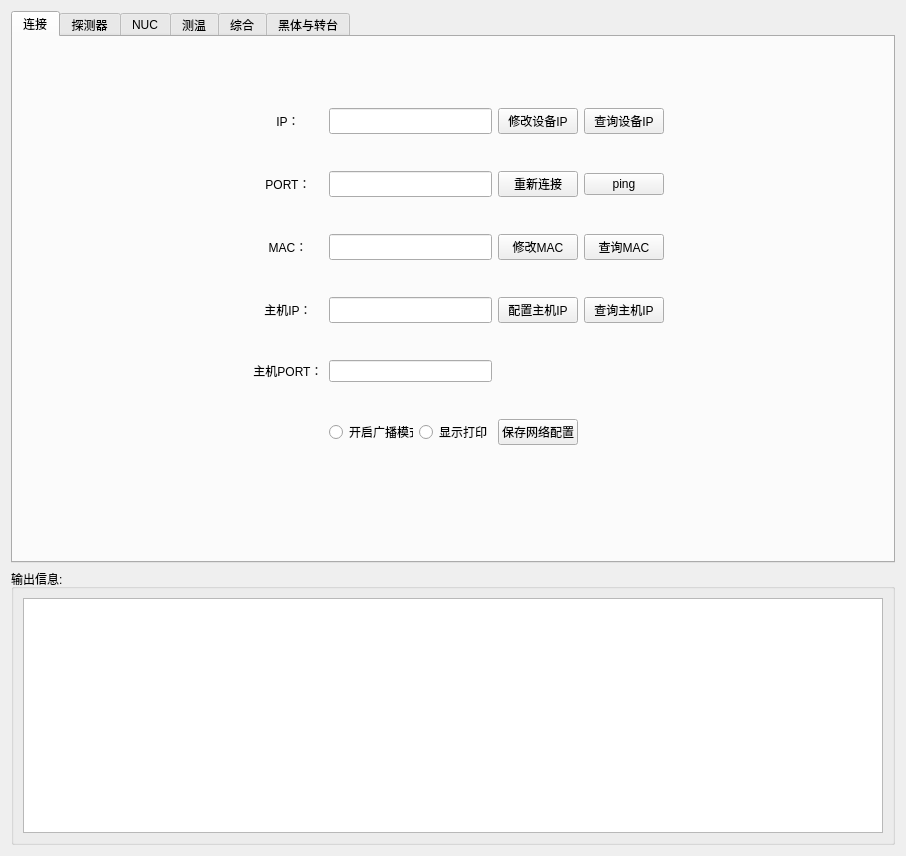
Old version of the form IRdemo/cmdwidget.ui in the repository woshinieao/IR_Demo.
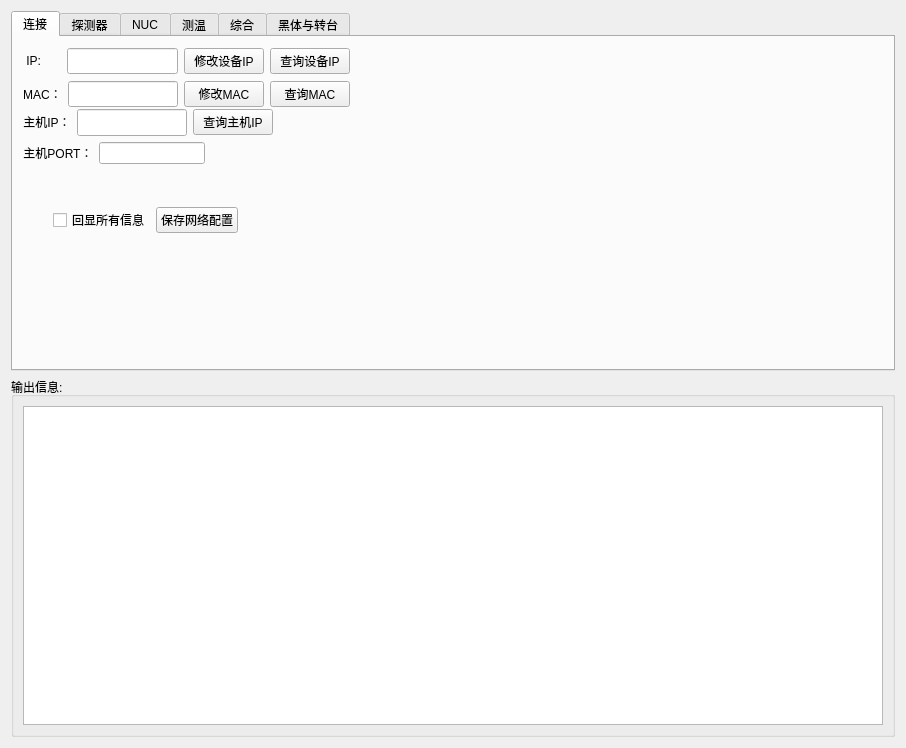
New version of the form. The open tabs and pages were chosen to show the change.

Commit message: 播放、抓图、命令控制、回显已完成

The edit to the form file:
```diff
--- a/IRdemo/cmdwidget.ui
+++ b/IRdemo/cmdwidget.ui
@@ -7,13 +7,13 @@
     <x>0</x>
     <y>0</y>
     <width>906</width>
-    <height>856</height>
+    <height>748</height>
    </rect>
   </property>
   <property name="windowTitle">
    <string>Form</string>
   </property>
-  <layout class="QVBoxLayout" name="verticalLayout" stretch="2,1">
+  <layout class="QVBoxLayout" name="verticalLayout_2">
    <item>
     <widget class="QTabWidget" name="tabWidget">
      <property name="minimumSize">
@@ -38,45 +38,70 @@
       <widget class="QWidget" name="layoutWidget">
        <property name="geometry">
         <rect>
-         <x>240</x>
-         <y>40</y>
-         <width>411</width>
-         <height>401</height>
+         <x>0</x>
+         <y>0</y>
+         <width>99</width>
+         <height>25</height>
         </rect>
        </property>
-       <layout class="QGridLayout" name="gridLayout" columnstretch="1,2,1,1">
-        <item row="0" column="1">
-         <widget class="QLineEdit" name="lineEdit">
-          <property name="minimumSize">
-           <size>
-            <width>0</width>
-            <height>0</height>
-           </size>
-          </property>
-          <property name="maximumSize">
-           <size>
-            <width>16777215</width>
-            <height>50</height>
-           </size>
-          </property>
-         </widget>
-        </item>
-        <item row="0" column="0">
+       <layout class="QHBoxLayout" name="horizontalLayout"/>
+      </widget>
+      <widget class="QWidget" name="layoutWidget">
+       <property name="geometry">
+        <rect>
+         <x>10</x>
+         <y>10</y>
+         <width>327</width>
+         <height>62</height>
+        </rect>
+       </property>
+       <layout class="QVBoxLayout" name="verticalLayout">
+        <item>
+         <layout class="QHBoxLayout" name="horizontalLayout_13" stretch="1,5,1,1">
+          <item>
          <widget class="QLabel" name="label">
           <property name="text">
-           <string>&lt;html&gt;&lt;head/&gt;&lt;body&gt;&lt;p align=&quot;center&quot;&gt;IP：&lt;/p&gt;&lt;/body&gt;&lt;/html&gt;</string>
+             <string> IP:      </string>
           </property>
          </widget>
         </item>
-        <item row="4" column="0">
-         <widget class="QLabel" name="label_5">
+          <item>
+           <widget class="QLineEdit" name="le_Ip">
+            <property name="minimumSize">
+             <size>
+              <width>0</width>
+              <height>0</height>
+             </size>
+            </property>
+            <property name="maximumSize">
+             <size>
+              <width>16777215</width>
+              <height>50</height>
+             </size>
+            </property>
+           </widget>
+          </item>
+          <item>
+           <widget class="QPushButton" name="btn_SetIp">
+            <property name="minimumSize">
+             <size>
+              <width>0</width>
+              <height>0</height>
+             </size>
+            </property>
+            <property name="maximumSize">
+             <size>
+              <width>16777215</width>
+              <height>16777215</height>
+             </size>
+            </property>
           <property name="text">
-           <string>&lt;html&gt;&lt;head/&gt;&lt;body&gt;&lt;p align=&quot;center&quot;&gt;主机PORT：&lt;/p&gt;&lt;/body&gt;&lt;/html&gt;</string>
+             <string>修改设备IP</string>
           </property>
          </widget>
         </item>
-        <item row="4" column="1">
-         <widget class="QLineEdit" name="lineEdit_5">
+          <item>
+           <widget class="QPushButton" name="btn_inqureIP">
           <property name="minimumSize">
            <size>
             <width>0</width>
@@ -90,19 +115,23 @@
            </size>
           </property>
           <property name="text">
-           <string/>
+             <string>查询设备IP</string>
           </property>
          </widget>
         </item>
-        <item row="2" column="0">
+         </layout>
+        </item>
+        <item>
+         <layout class="QHBoxLayout" name="horizontalLayout_14" stretch="1,5,1,1">
+          <item>
          <widget class="QLabel" name="label_3">
           <property name="text">
            <string>&lt;html&gt;&lt;head/&gt;&lt;body&gt;&lt;p align=&quot;center&quot;&gt;MAC：&lt;/p&gt;&lt;/body&gt;&lt;/html&gt;</string>
           </property>
          </widget>
         </item>
-        <item row="2" column="1">
-         <widget class="QLineEdit" name="lineEdit_3">
+          <item>
+           <widget class="QLineEdit" name="le_Mac">
           <property name="minimumSize">
            <size>
             <width>0</width>
@@ -117,78 +146,8 @@
           </property>
          </widget>
         </item>
-        <item row="0" column="2">
-         <widget class="QPushButton" name="pushButton">
-          <property name="minimumSize">
-           <size>
-            <width>0</width>
-            <height>0</height>
-           </size>
-          </property>
-          <property name="maximumSize">
-           <size>
-            <width>16777215</width>
-            <height>16777215</height>
-           </size>
-          </property>
-          <property name="text">
-           <string>修改设备IP</string>
-          </property>
-         </widget>
-        </item>
-        <item row="3" column="1">
-         <widget class="QLineEdit" name="lineEdit_4">
-          <property name="minimumSize">
-           <size>
-            <width>0</width>
-            <height>0</height>
-           </size>
-          </property>
-          <property name="maximumSize">
-           <size>
-            <width>16777215</width>
-            <height>50</height>
-           </size>
-          </property>
-         </widget>
-        </item>
-        <item row="1" column="1">
-         <widget class="QLineEdit" name="lineEdit_2">
-          <property name="minimumSize">
-           <size>
-            <width>0</width>
-            <height>0</height>
-           </size>
-          </property>
-          <property name="maximumSize">
-           <size>
-            <width>16777215</width>
-            <height>50</height>
-           </size>
-          </property>
-         </widget>
-        </item>
-        <item row="2" column="3">
-         <widget class="QPushButton" name="pushButton_6">
-          <property name="minimumSize">
-           <size>
-            <width>0</width>
-            <height>0</height>
-           </size>
-          </property>
-          <property name="maximumSize">
-           <size>
-            <width>16777215</width>
-            <height>16777215</height>
-           </size>
-          </property>
-          <property name="text">
-           <string>查询MAC</string>
-          </property>
-         </widget>
-        </item>
-        <item row="2" column="2">
-         <widget class="QPushButton" name="pushButton_5">
+          <item>
+           <widget class="QPushButton" name="btn_changeMac">
           <property name="minimumSize">
            <size>
             <width>0</width>
@@ -206,15 +165,8 @@
           </property>
          </widget>
         </item>
-        <item row="1" column="0">
-         <widget class="QLabel" name="label_2">
-          <property name="text">
-           <string>&lt;html&gt;&lt;head/&gt;&lt;body&gt;&lt;p align=&quot;center&quot;&gt;PORT：&lt;/p&gt;&lt;/body&gt;&lt;/html&gt;</string>
-          </property>
-         </widget>
-        </item>
-        <item row="1" column="3">
-         <widget class="QPushButton" name="pushButton_4">
+          <item>
+           <widget class="QPushButton" name="btn_inqureMac">
           <property name="minimumSize">
            <size>
             <width>0</width>
@@ -228,76 +180,33 @@
            </size>
           </property>
           <property name="text">
-           <string>ping</string>
+             <string>查询MAC</string>
           </property>
          </widget>
         </item>
-        <item row="0" column="3">
-         <widget class="QPushButton" name="pushButton_2">
-          <property name="minimumSize">
-           <size>
-            <width>0</width>
-            <height>0</height>
-           </size>
-          </property>
-          <property name="maximumSize">
-           <size>
-            <width>16777215</width>
-            <height>16777215</height>
-           </size>
-          </property>
-          <property name="text">
-           <string>查询设备IP</string>
-          </property>
-         </widget>
+         </layout>
         </item>
-        <item row="3" column="3">
-         <widget class="QPushButton" name="pushButton_8">
-          <property name="minimumSize">
-           <size>
-            <width>0</width>
-            <height>0</height>
-           </size>
-          </property>
-          <property name="maximumSize">
-           <size>
-            <width>16777215</width>
-            <height>16777215</height>
-           </size>
-          </property>
-          <property name="text">
-           <string>查询主机IP</string>
-          </property>
-         </widget>
-        </item>
-        <item row="1" column="2">
-         <widget class="QPushButton" name="pushButton_3">
-          <property name="minimumSize">
-           <size>
-            <width>0</width>
-            <height>0</height>
-           </size>
-          </property>
-          <property name="maximumSize">
-           <size>
-            <width>16777215</width>
-            <height>16777215</height>
-           </size>
-          </property>
-          <property name="text">
-           <string>重新连接</string>
-          </property>
-         </widget>
-        </item>
-        <item row="3" column="0">
+       </layout>
+      </widget>
+      <widget class="QWidget" name="layoutWidget">
+       <property name="geometry">
+        <rect>
+         <x>10</x>
+         <y>72</y>
+         <width>250</width>
+         <height>27</height>
+        </rect>
+       </property>
+       <layout class="QHBoxLayout" name="horizontalLayout_15">
+        <item>
          <widget class="QLabel" name="label_4">
           <property name="text">
            <string>&lt;html&gt;&lt;head/&gt;&lt;body&gt;&lt;p align=&quot;center&quot;&gt;主机IP：&lt;/p&gt;&lt;/body&gt;&lt;/html&gt;</string>
           </property>
          </widget>
         </item>
-        <item row="3" column="2">
-         <widget class="QPushButton" name="pushButton_7">
+        <item>
+         <widget class="QLineEdit" name="le_HostIP">
           <property name="minimumSize">
            <size>
             <width>0</width>
@@ -307,16 +216,92 @@
           <property name="maximumSize">
            <size>
             <width>16777215</width>
+            <height>50</height>
+           </size>
+          </property>
+         </widget>
+        </item>
+        <item>
+         <widget class="QPushButton" name="btn_inqureHost">
+          <property name="minimumSize">
+           <size>
+            <width>0</width>
+            <height>0</height>
+           </size>
+          </property>
+          <property name="maximumSize">
+           <size>
+            <width>16777215</width>
             <height>16777215</height>
            </size>
           </property>
           <property name="text">
-           <string>配置主机IP</string>
+           <string>查询主机IP</string>
           </property>
          </widget>
         </item>
-        <item row="5" column="2">
-         <widget class="QPushButton" name="pushButton_9">
+       </layout>
+      </widget>
+      <widget class="QWidget" name="layoutWidget">
+       <property name="geometry">
+        <rect>
+         <x>10</x>
+         <y>103</y>
+         <width>182</width>
+         <height>27</height>
+        </rect>
+       </property>
+       <layout class="QHBoxLayout" name="horizontalLayout_16">
+        <item>
+         <widget class="QLabel" name="label_5">
+          <property name="text">
+           <string>&lt;html&gt;&lt;head/&gt;&lt;body&gt;&lt;p align=&quot;center&quot;&gt;主机PORT：&lt;/p&gt;&lt;/body&gt;&lt;/html&gt;</string>
+          </property>
+         </widget>
+        </item>
+        <item>
+         <widget class="QLineEdit" name="le_HostPort">
+          <property name="minimumSize">
+           <size>
+            <width>0</width>
+            <height>0</height>
+           </size>
+          </property>
+          <property name="maximumSize">
+           <size>
+            <width>16777215</width>
+            <height>16777215</height>
+           </size>
+          </property>
+          <property name="text">
+           <string/>
+          </property>
+          <property name="placeholderText">
+           <string/>
+          </property>
+         </widget>
+        </item>
+       </layout>
+      </widget>
+      <widget class="QWidget" name="layoutWidget">
+       <property name="geometry">
+        <rect>
+         <x>40</x>
+         <y>170</y>
+         <width>185</width>
+         <height>27</height>
+        </rect>
+       </property>
+       <layout class="QHBoxLayout" name="horizontalLayout_12">
+        <item>
+         <widget class="QCheckBox" name="chk_printAll">
+          <property name="text">
+           <string>回显所有信息</string>
+          </property>
+         </widget>
+        </item>
+        <item>
+         <widget class="QPushButton" name="btnSaveNet">
           <property name="minimumSize">
            <size>
             <width>0</width>
@@ -334,24 +319,6 @@
           </property>
          </widget>
         </item>
-        <item row="5" column="1">
-         <layout class="QHBoxLayout" name="horizontalLayout">
-          <item>
-           <widget class="QRadioButton" name="radioButton">
-            <property name="text">
-             <string>开启广播模式</string>
-            </property>
-           </widget>
-          </item>
-          <item>
-           <widget class="QRadioButton" name="radioButton_2">
-            <property name="text">
-             <string>显示打印</string>
-            </property>
-           </widget>
-          </item>
-         </layout>
-        </item>
        </layout>
       </widget>
      </widget>
@@ -1445,9 +1412,13 @@
      <property name="title">
       <string>输出信息:</string>
      </property>
-     <layout class="QVBoxLayout" name="verticalLayout_2" stretch="1">
+     <layout class="QHBoxLayout" name="horizontalLayout_17" stretch="0">
       <item>
-       <widget class="QTextEdit" name="textEdit"/>
+       <widget class="QTextEdit" name="lt_recv">
+        <property name="placeholderText">
+         <string/>
+        </property>
+       </widget>
       </item>
      </layout>
     </widget>
```
Left out of the diff: 196 changed lines with no effect on the pictures. Lines whose indentation alone changed are shown as unchanged. The commit also changes 46 other files.
